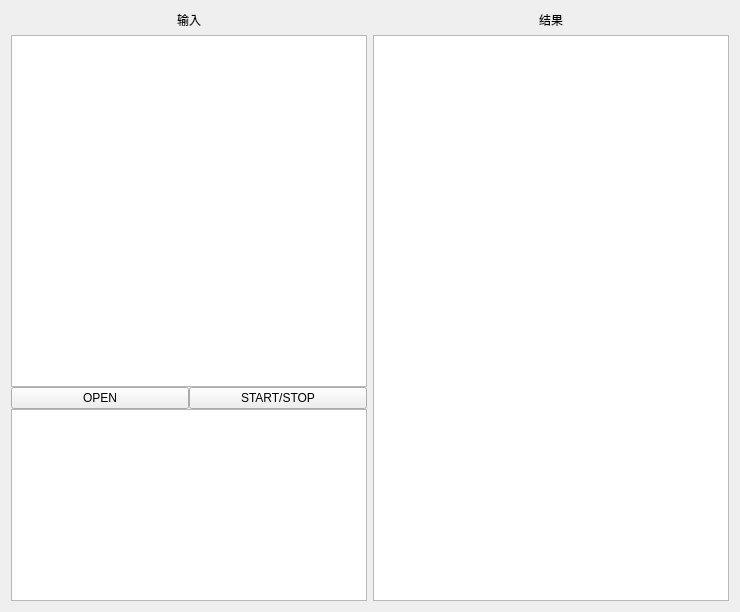
unreal555/pystudy, file job/肺结节加图形界面/ui.ui: the form before one commit.
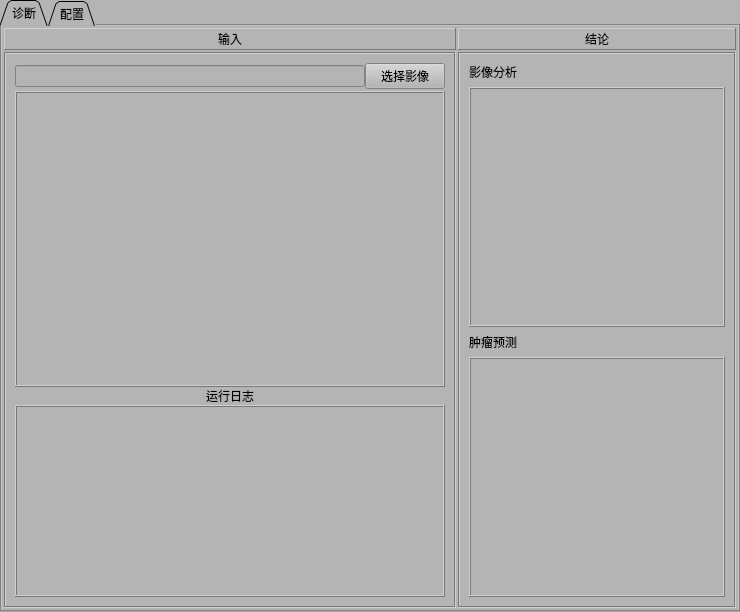
The form after the commit.

The edit to the form file:
```diff
--- a/job/肺结节加图形界面/ui.ui
+++ b/job/肺结节加图形界面/ui.ui
@@ -19,41 +19,91 @@
   <property name="windowTitle">
    <string>Form</string>
   </property>
-  <layout class="QGridLayout" name="gridLayout_2">
-   <item row="1" column="1">
-    <widget class="QTextEdit" name="outPut">
-     <property name="sizePolicy">
-      <sizepolicy hsizetype="Expanding" vsizetype="Expanding">
-       <horstretch>0</horstretch>
-       <verstretch>0</verstretch>
-      </sizepolicy>
-     </property>
-     <property name="acceptDrops">
+  <property name="styleSheet">
+   <string notr="true">background-color: rgb(180, 180, 180);</string>
+  </property>
+  <layout class="QGridLayout" name="gridLayout_6">
+   <property name="leftMargin">
+    <number>0</number>
+   </property>
+   <property name="topMargin">
+    <number>0</number>
+   </property>
+   <property name="rightMargin">
+    <number>0</number>
+   </property>
+   <property name="bottomMargin">
+    <number>0</number>
+   </property>
+   <property name="spacing">
+    <number>0</number>
+   </property>
+   <item row="0" column="0">
+    <layout class="QHBoxLayout" name="horizontalLayout">
+     <property name="spacing">
+      <number>0</number>
+     </property>
+     <item>
+      <widget class="QTabWidget" name="tabWidget">
+       <property name="styleSheet">
+        <string notr="true">font: 12pt &quot;宋体&quot;;</string>
+       </property>
+       <property name="tabPosition">
+        <enum>QTabWidget::North</enum>
+       </property>
+       <property name="tabShape">
+        <enum>QTabWidget::Triangular</enum>
+       </property>
+       <property name="currentIndex">
+        <number>0</number>
+       </property>
+       <property name="elideMode">
+        <enum>Qt::ElideLeft</enum>
+       </property>
+       <property name="documentMode">
       <bool>false</bool>
      </property>
-     <property name="readOnly">
+       <property name="tabsClosable">
+        <bool>false</bool>
+       </property>
+       <property name="movable">
       <bool>true</bool>
      </property>
-     <property name="html">
-      <string>&lt;!DOCTYPE HTML PUBLIC &quot;-//W3C//DTD HTML 4.0//EN&quot; &quot;http://www.w3.org/TR/REC-html40/strict.dtd&quot;&gt;
-&lt;html&gt;&lt;head&gt;&lt;meta name=&quot;qrichtext&quot; content=&quot;1&quot; /&gt;&lt;style type=&quot;text/css&quot;&gt;
-p, li { white-space: pre-wrap; }
-&lt;/style&gt;&lt;/head&gt;&lt;body style=&quot; font-family:'SimSun'; font-size:9pt; font-weight:400; font-style:normal;&quot;&gt;
-&lt;p style=&quot;-qt-paragraph-type:empty; margin-top:0px; margin-bottom:0px; margin-left:0px; margin-right:0px; -qt-block-indent:0; text-indent:0px;&quot;&gt;&lt;br /&gt;&lt;/p&gt;&lt;/body&gt;&lt;/html&gt;</string>
-     </property>
-    </widget>
-   </item>
+       <widget class="QWidget" name="diagnose">
+        <attribute name="title">
+         <string>诊断</string>
+        </attribute>
+        <layout class="QGridLayout" name="gridLayout_9">
+         <property name="leftMargin">
+          <number>2</number>
+         </property>
+         <property name="topMargin">
+          <number>2</number>
+         </property>
+         <property name="rightMargin">
+          <number>2</number>
+         </property>
+         <property name="bottomMargin">
+          <number>2</number>
+         </property>
+         <property name="spacing">
+          <number>2</number>
+         </property>
    <item row="0" column="0">
-    <widget class="QLabel" name="label_2">
-     <property name="text">
-      <string>输入</string>
-     </property>
-     <property name="alignment">
-      <set>Qt::AlignCenter</set>
-     </property>
-    </widget>
-   </item>
+          <layout class="QGridLayout" name="gridLayout_4">
    <item row="1" column="0">
+            <widget class="QFrame" name="frame">
+             <property name="inputMethodHints">
+              <set>Qt::ImhNone</set>
+             </property>
+             <property name="frameShape">
+              <enum>QFrame::Box</enum>
+             </property>
+             <property name="frameShadow">
+              <enum>QFrame::Sunken</enum>
+             </property>
+             <layout class="QHBoxLayout" name="horizontalLayout_3">
+              <item>
     <layout class="QGridLayout" name="gridLayout">
      <property name="sizeConstraint">
       <enum>QLayout::SetMaximumSize</enum>
@@ -64,7 +114,7 @@
      <property name="verticalSpacing">
       <number>2</number>
      </property>
-     <item row="0" column="0">
+                <item row="1" column="0">
       <layout class="QVBoxLayout" name="verticalLayout">
        <item>
         <layout class="QVBoxLayout" name="verticalLayout_4">
@@ -76,8 +126,11 @@
              <verstretch>1</verstretch>
             </sizepolicy>
            </property>
+                      <property name="frameShape">
+                       <enum>QFrame::Box</enum>
+                      </property>
            <property name="frameShadow">
-            <enum>QFrame::Sunken</enum>
+                       <enum>QFrame::Raised</enum>
            </property>
            <property name="verticalScrollBarPolicy">
             <enum>Qt::ScrollBarAlwaysOff</enum>
@@ -94,31 +147,48 @@
           </widget>
          </item>
          <item>
-          <layout class="QHBoxLayout" name="horizontalLayout_4">
-           <item>
-            <widget class="QPushButton" name="openButton">
-             <property name="text">
-              <string>OPEN</string>
-             </property>
-            </widget>
+                     <layout class="QHBoxLayout" name="horizontalLayout_4"/>
            </item>
            <item>
-            <widget class="QPushButton" name="doButton">
+                     <widget class="QLabel" name="label_5">
+                      <property name="frameShadow">
+                       <enum>QFrame::Raised</enum>
+                      </property>
              <property name="text">
-              <string>START/STOP</string>
-             </property>
-            </widget>
-           </item>
-          </layout>
-         </item>
+                       <string>运行日志</string>
+                      </property>
+                      <property name="alignment">
+                       <set>Qt::AlignCenter</set>
+                      </property>
+                     </widget>
+                    </item>
          <item>
-          <widget class="QGraphicsView" name="output_view">
-           <property name="enabled">
-            <bool>true</bool>
+                     <widget class="QTextEdit" name="outPut">
+                      <property name="sizePolicy">
+                       <sizepolicy hsizetype="Expanding" vsizetype="Expanding">
+                        <horstretch>0</horstretch>
+                        <verstretch>0</verstretch>
+                       </sizepolicy>
            </property>
            <property name="acceptDrops">
             <bool>false</bool>
            </property>
+                      <property name="frameShape">
+                       <enum>QFrame::Box</enum>
+                      </property>
+                      <property name="frameShadow">
+                       <enum>QFrame::Raised</enum>
+                      </property>
+                      <property name="readOnly">
+                       <bool>true</bool>
+                      </property>
+                      <property name="html">
+                       <string>&lt;!DOCTYPE HTML PUBLIC &quot;-//W3C//DTD HTML 4.0//EN&quot; &quot;http://www.w3.org/TR/REC-html40/strict.dtd&quot;&gt;
+&lt;html&gt;&lt;head&gt;&lt;meta name=&quot;qrichtext&quot; content=&quot;1&quot; /&gt;&lt;style type=&quot;text/css&quot;&gt;
+p, li { white-space: pre-wrap; }
+&lt;/style&gt;&lt;/head&gt;&lt;body style=&quot; font-family:'宋体'; font-size:12pt; font-weight:400; font-style:normal;&quot;&gt;
+&lt;p style=&quot;-qt-paragraph-type:empty; margin-top:0px; margin-bottom:0px; margin-left:0px; margin-right:0px; -qt-block-indent:0; text-indent:0px; font-family:'SimSun'; font-size:9pt;&quot;&gt;&lt;br /&gt;&lt;/p&gt;&lt;/body&gt;&lt;/html&gt;</string>
+                      </property>
           </widget>
          </item>
         </layout>
@@ -128,20 +198,203 @@
        </item>
       </layout>
      </item>
-    </layout>
-   </item>
-   <item row="0" column="1">
+                <item row="0" column="0">
+                 <layout class="QHBoxLayout" name="horizontalLayout_2">
+                  <item>
+                   <widget class="QLineEdit" name="lineEdit">
+                    <property name="styleSheet">
+                     <string notr="true">border-color: rgb(132, 132, 132);
+border-color: rgb(25, 25, 25);</string>
+                    </property>
+                   </widget>
+                  </item>
+                  <item>
+                   <widget class="QPushButton" name="openButton">
+                    <property name="text">
+                     <string>选择影像</string>
+                    </property>
+                   </widget>
+                  </item>
+                 </layout>
+                </item>
+               </layout>
+              </item>
+             </layout>
+            </widget>
+           </item>
+           <item row="1" column="1">
+            <widget class="QFrame" name="frame_2">
+             <property name="inputMethodHints">
+              <set>Qt::ImhNone</set>
+             </property>
+             <property name="frameShape">
+              <enum>QFrame::Box</enum>
+             </property>
+             <property name="frameShadow">
+              <enum>QFrame::Sunken</enum>
+             </property>
+             <layout class="QHBoxLayout" name="horizontalLayout_5">
+              <item>
+               <layout class="QGridLayout" name="gridLayout_2">
+                <item row="1" column="0">
+                 <widget class="QTextEdit" name="textEdit">
+                  <property name="enabled">
+                   <bool>false</bool>
+                  </property>
+                  <property name="sizePolicy">
+                   <sizepolicy hsizetype="Minimum" vsizetype="Expanding">
+                    <horstretch>0</horstretch>
+                    <verstretch>0</verstretch>
+                   </sizepolicy>
+                  </property>
+                  <property name="styleSheet">
+                   <string notr="true">text-decoration: underline;
+font: 20pt &quot;仿宋&quot;;</string>
+                  </property>
+                  <property name="frameShape">
+                   <enum>QFrame::Box</enum>
+                  </property>
+                  <property name="frameShadow">
+                   <enum>QFrame::Raised</enum>
+                  </property>
+                 </widget>
+                </item>
+                <item row="0" column="0">
+                 <widget class="QLabel" name="label_3">
+                  <property name="text">
+                   <string>影像分析</string>
+                  </property>
+                 </widget>
+                </item>
+                <item row="2" column="0">
+                 <widget class="QLabel" name="label_4">
+                  <property name="text">
+                   <string>肿瘤预测</string>
+                  </property>
+                 </widget>
+                </item>
+                <item row="3" column="0">
+                 <widget class="QTextEdit" name="textEdit_2">
+                  <property name="enabled">
+                   <bool>false</bool>
+                  </property>
+                  <property name="sizePolicy">
+                   <sizepolicy hsizetype="Minimum" vsizetype="Expanding">
+                    <horstretch>0</horstretch>
+                    <verstretch>0</verstretch>
+                   </sizepolicy>
+                  </property>
+                  <property name="styleSheet">
+                   <string notr="true">text-decoration: underline;
+font: 20pt &quot;仿宋&quot;;</string>
+                  </property>
+                  <property name="frameShape">
+                   <enum>QFrame::Box</enum>
+                  </property>
+                  <property name="frameShadow">
+                   <enum>QFrame::Raised</enum>
+                  </property>
+                 </widget>
+                </item>
+               </layout>
+              </item>
+             </layout>
+            </widget>
+           </item>
+           <item row="0" column="0">
+            <widget class="QFrame" name="frame_3">
+             <property name="frameShape">
+              <enum>QFrame::Panel</enum>
+             </property>
+             <property name="frameShadow">
+              <enum>QFrame::Raised</enum>
+             </property>
+             <layout class="QGridLayout" name="gridLayout_7">
+              <property name="leftMargin">
+               <number>1</number>
+              </property>
+              <property name="topMargin">
+               <number>1</number>
+              </property>
+              <property name="rightMargin">
+               <number>1</number>
+              </property>
+              <property name="bottomMargin">
+               <number>1</number>
+              </property>
+              <property name="spacing">
+               <number>1</number>
+              </property>
+              <item row="0" column="0">
+               <layout class="QVBoxLayout" name="verticalLayout_2">
+                <item>
     <widget class="QLabel" name="label">
      <property name="text">
-      <string>结果</string>
+                   <string>输入</string>
      </property>
      <property name="alignment">
       <set>Qt::AlignCenter</set>
      </property>
     </widget>
    </item>
-   <item row="1" column="2">
-    <layout class="QHBoxLayout" name="horizontalLayout"/>
+               </layout>
+              </item>
+             </layout>
+            </widget>
+           </item>
+           <item row="0" column="1">
+            <widget class="QFrame" name="frame_4">
+             <property name="frameShape">
+              <enum>QFrame::Panel</enum>
+             </property>
+             <property name="frameShadow">
+              <enum>QFrame::Raised</enum>
+             </property>
+             <layout class="QGridLayout" name="gridLayout_8">
+              <property name="leftMargin">
+               <number>1</number>
+              </property>
+              <property name="topMargin">
+               <number>1</number>
+              </property>
+              <property name="rightMargin">
+               <number>1</number>
+              </property>
+              <property name="bottomMargin">
+               <number>1</number>
+              </property>
+              <property name="spacing">
+               <number>1</number>
+              </property>
+              <item row="0" column="0">
+               <layout class="QVBoxLayout" name="verticalLayout_3">
+                <item>
+                 <widget class="QLabel" name="label_2">
+                  <property name="text">
+                   <string>结论</string>
+                  </property>
+                  <property name="alignment">
+                   <set>Qt::AlignCenter</set>
+                  </property>
+                 </widget>
+                </item>
+               </layout>
+              </item>
+             </layout>
+            </widget>
+           </item>
+          </layout>
+         </item>
+        </layout>
+       </widget>
+       <widget class="QWidget" name="configure">
+        <attribute name="title">
+         <string>配置</string>
+        </attribute>
+       </widget>
+      </widget>
+     </item>
+    </layout>
    </item>
   </layout>
  </widget>
```
Left out of the diff: 5 changed lines with no effect on the pictures. Lines whose indentation alone changed are shown as unchanged.
